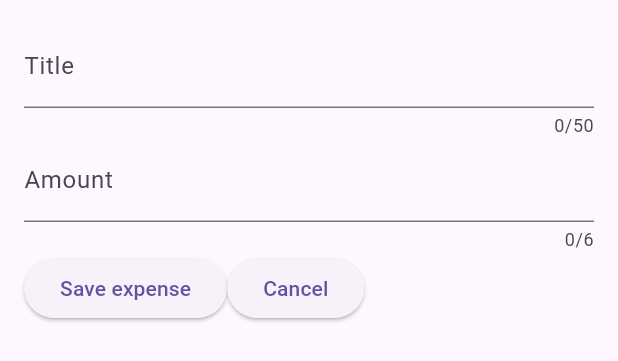
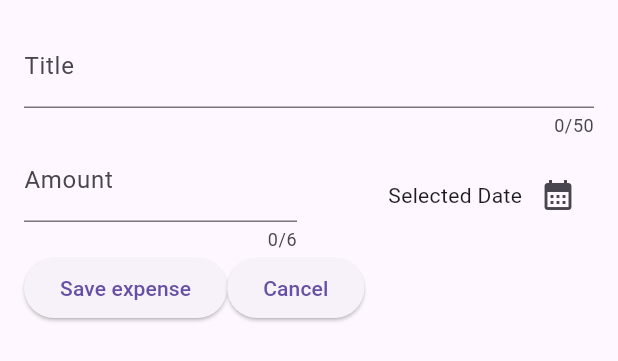
Before and after one commit to adityasood04/Expense-Tracker, a Flutter app: the NewExpense widget shown alone on an empty page, opened directly, on a phone screen of 412 x 824 dp. Shown: the top 361 px of the screen. Run offline on Flutter 3.47's test engine with Material 2 defaults, Android fonts, the phone set to English and light mode, and no system bars.

Commit message:
Updated bottom sheet

```diff
--- a/lib/widgets/new_expense.dart
+++ b/lib/widgets/new_expense.dart
@@ -25,6 +25,12 @@ class _NewExpenseState extends State<NewExpense> {
     super.dispose();
   }
 
+  void _presentDatePicker(){
+    final now = DateTime.now();
+    final firstDate = DateTime(now.year - 1, now.month,now.day);
+    showDatePicker(context: context, initialDate: now, firstDate: firstDate, lastDate: now);
+  }
+
   @override
   Widget build(BuildContext context) {
     return Padding(
@@ -38,7 +44,10 @@ class _NewExpenseState extends State<NewExpense> {
               label: Text("Title"),
             ),
           ),
-          TextField(
+          Row(
+            children: [
+              Expanded(
+                child: TextField(
                   controller: _amountController,
                   maxLength: 6,
                   keyboardType: TextInputType.number,
@@ -46,6 +55,23 @@ class _NewExpenseState extends State<NewExpense> {
                     prefixText: "₹ ",
                     label: Text("Amount"),
                   ),
+                ),
+              ),
+              const SizedBox(
+                width: 16,
+              ),
+              Expanded(
+                  child: Row(
+                mainAxisAlignment: MainAxisAlignment.end,
+                children: [
+                  const Text("Selected Date"),
+                  IconButton(
+                    onPressed: _presentDatePicker,
+                    icon: const Icon(Icons.calendar_month),
+                  )
+                ],
+              ))
+            ],
           ),
           Row(
             children: [
@@ -56,7 +82,12 @@ class _NewExpenseState extends State<NewExpense> {
                 },
                 child: const Text("Save expense"),
               ),
-              ElevatedButton(onPressed: (){}, child: const Text("Cancel"),),
+              ElevatedButton(
+                onPressed: () {
+                  Navigator.pop(context);
+                },
+                child: const Text("Cancel"),
+              ),
             ],
           )
         ],
```
Lines whose indentation alone changed are shown as unchanged.
